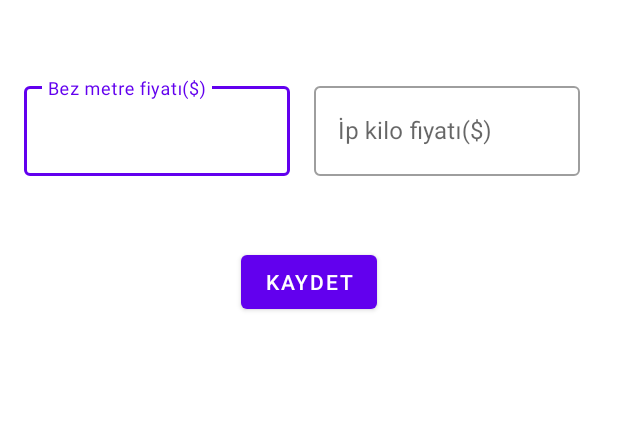
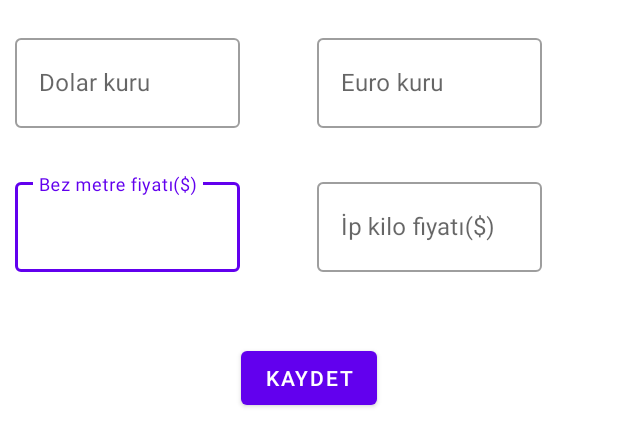
Before and after one commit to keremkulac/KarakocTekstilv2, an Android app: the layout fragment_unit_prices.xml on its own in the app's theme, with its tools: preview values and no code run, on a phone screen of 412 x 824 dp. Shown: the top 446 px of the screen. Run offline under Robolectric (Android 15) with nearby library versions, the phone set to English and light mode, and no system bars.

```diff
--- a/app/src/main/java/com/keremkulac/karakoctekstilv2/data/local/dao/UnitPricesDAO.kt
+++ b/app/src/main/java/com/keremkulac/karakoctekstilv2/data/local/dao/UnitPricesDAO.kt
@@ -13,4 +13,8 @@ interface UnitPricesDAO {
 
     @Query("SELECT * FROM unitPrices")
     suspend fun getAllUnitPrices() : UnitPrices
+
+    @Query("UPDATE unitPrices SET yarnWeightPrice = :yarnWeightPrice, clothMeterPrice = :clothMeterPrice , updated = :updated WHERE id = :id")
+    suspend fun updateUnitPrices(yarnWeightPrice : String,clothMeterPrice : String,updated : Boolean, id : Int)
+
 }
--- a/app/src/main/java/com/keremkulac/karakoctekstilv2/data/repository/UnitPricesRepository.kt
+++ b/app/src/main/java/com/keremkulac/karakoctekstilv2/data/repository/UnitPricesRepository.kt
@@ -11,4 +11,6 @@ class UnitPricesRepository @Inject constructor(
 
     suspend fun getUnitPrices ( ) = unitPricesDAO.getAllUnitPrices()
 
+    suspend fun updateUnitPrices (unitPrices: UnitPrices) = unitPricesDAO.updateUnitPrices(unitPrices.yarnWeightPrice,unitPrices.clothMeterPrice,unitPrices.updated,1)
+
 }
--- a/app/src/main/java/com/keremkulac/karakoctekstilv2/model/unitPrices/UnitPrices.kt
+++ b/app/src/main/java/com/keremkulac/karakoctekstilv2/model/unitPrices/UnitPrices.kt
@@ -12,4 +12,6 @@ data class UnitPrices(
     var yarnWeightPrice: String,
     @ColumnInfo(name = "clothMeterPrice")
     var clothMeterPrice: String,
+    @ColumnInfo(name = "updated")
+    var updated: Boolean,
 )
--- a/app/src/main/res/layout/fragment_unit_prices.xml
+++ b/app/src/main/res/layout/fragment_unit_prices.xml
@@ -10,13 +10,13 @@
     <com.google.android.material.textfield.TextInputLayout
         android:id="@+id/textInputLayout1"
         style="@style/Widget.MaterialComponents.TextInputLayout.OutlinedBox"
-        android:layout_width="177dp"
+        android:layout_width="150dp"
         android:layout_height="76dp"
-        android:layout_marginStart="16dp"
-        android:layout_marginTop="52dp"
+        android:layout_marginStart="10dp"
+        android:layout_marginTop="20dp"
         android:hint="@string/cloth_meter_price"
         app:layout_constraintStart_toStartOf="parent"
-        app:layout_constraintTop_toTopOf="parent">
+        app:layout_constraintTop_toBottomOf="@+id/textInputLayout3">
 
         <com.google.android.material.textfield.TextInputEditText
             android:id="@+id/clothMeterPrices"
@@ -30,13 +30,15 @@
     <com.google.android.material.textfield.TextInputLayout
         android:id="@+id/textInputLayout2"
         style="@style/Widget.MaterialComponents.TextInputLayout.OutlinedBox"
-        android:layout_width="177dp"
+        android:layout_width="150dp"
         android:layout_height="76dp"
-        android:layout_marginStart="16dp"
-        android:layout_marginTop="52dp"
+        android:layout_marginStart="10dp"
+        android:layout_marginTop="20dp"
+        android:layout_marginEnd="10dp"
         android:hint="@string/yarn_weight_price"
+        app:layout_constraintEnd_toEndOf="parent"
         app:layout_constraintStart_toEndOf="@+id/textInputLayout1"
-        app:layout_constraintTop_toTopOf="parent">
+        app:layout_constraintTop_toBottomOf="@+id/textInputLayout4">
 
         <com.google.android.material.textfield.TextInputEditText
             android:id="@+id/yarnWeightPrices"
@@ -47,6 +49,47 @@
             tools:ignore="VisualLintTextFieldSize" />
     </com.google.android.material.textfield.TextInputLayout>
 
+    <com.google.android.material.textfield.TextInputLayout
+        android:id="@+id/textInputLayout4"
+        style="@style/Widget.MaterialComponents.TextInputLayout.OutlinedBox"
+        android:layout_width="150dp"
+        android:layout_height="76dp"
+        android:layout_marginEnd="10dp"
+        android:layout_marginStart="10dp"
+        android:layout_marginTop="20dp"
+        android:hint="@string/exchange_rate_euro"
+        app:layout_constraintEnd_toEndOf="parent"
+        app:layout_constraintStart_toEndOf="@+id/textInputLayout3"
+        app:layout_constraintTop_toTopOf="parent">
+
+        <com.google.android.material.textfield.TextInputEditText
+            android:id="@+id/exchangeRateEuro"
+            android:layout_width="match_parent"
+            android:layout_height="60dp"
+            android:inputType="text"
+            android:padding="5dp"
+            tools:ignore="VisualLintTextFieldSize" />
+    </com.google.android.material.textfield.TextInputLayout>
+
+    <com.google.android.material.textfield.TextInputLayout
+        android:id="@+id/textInputLayout3"
+        style="@style/Widget.MaterialComponents.TextInputLayout.OutlinedBox"
+        android:layout_width="150dp"
+        android:layout_height="76dp"
+        android:layout_marginStart="10dp"
+        android:layout_marginTop="20dp"
+        android:hint="@string/exchange_rate_dollar"
+        app:layout_constraintStart_toStartOf="parent"
+        app:layout_constraintTop_toTopOf="parent">
+
+        <com.google.android.material.textfield.TextInputEditText
+            android:id="@+id/exchangeRateDollar"
+            android:layout_width="match_parent"
+            android:layout_height="60dp"
+            android:inputType="text"
+            android:padding="5dp"
+            tools:ignore="VisualLintTextFieldSize" />
+    </com.google.android.material.textfield.TextInputLayout>
     <Button
         android:id="@+id/saveUnitPricesUpdates"
         android:layout_width="wrap_content"
--- a/app/src/main/res/values/strings.xml
+++ b/app/src/main/res/values/strings.xml
@@ -6,4 +6,6 @@
     <string name="cloth_meter_price">Bez metre fiyatı($)</string>
     <string name="yarn_weight_price">İp kilo fiyatı($)</string>
     <string name="save">Kaydet</string>
+    <string name="exchange_rate_dollar">Dolar kuru</string>
+    <string name="exchange_rate_euro">Euro kuru</string>
 </resources>
```
Also changed, not shown: app/src/main/java/com/keremkulac/karakoctekstilv2/ui/unitPrices/UnitPricesFragment.kt (+34 -5 lines), app/src/main/java/com/keremkulac/karakoctekstilv2/ui/unitPrices/UnitPricesViewModel.kt (+34 -9 lines).
